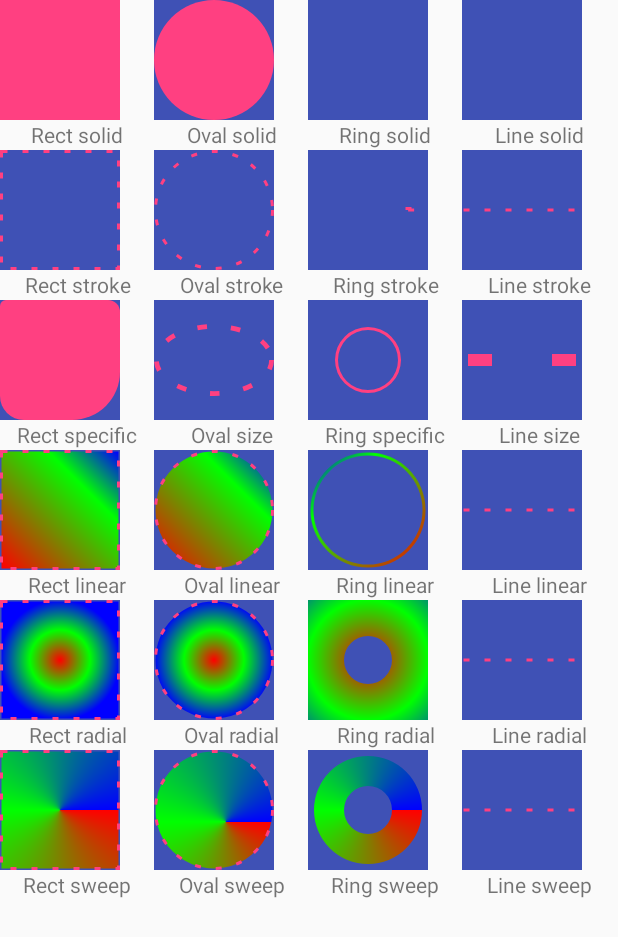
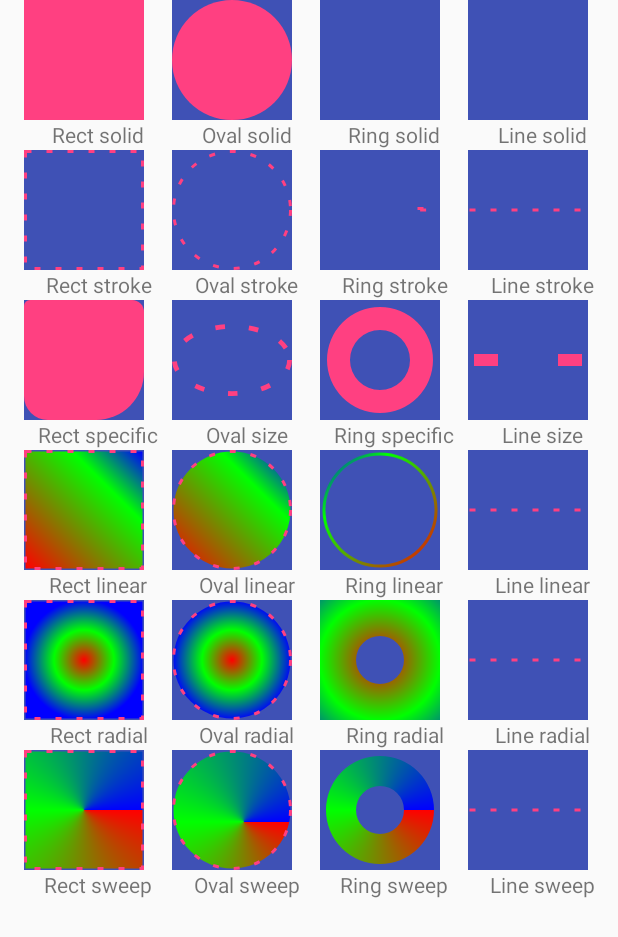
Before and after one commit to roman10/blog-android-source-code, an Android app: the screen it shows after launch (MainActivity), on a phone screen of 412 x 824 dp. Shown: the top 937 px of the screen. Run offline under Robolectric (Android 15) with nearby library versions, the phone set to English and light mode, and no system bars.

Commit message:
minor changes to gradient drawable

```diff
--- a/gradientdrawable/app/src/main/java/gradientdrawable/sample/feipeng/gradientdrawable/DrawableAdapter.java
+++ b/gradientdrawable/app/src/main/java/gradientdrawable/sample/feipeng/gradientdrawable/DrawableAdapter.java
@@ -61,6 +61,7 @@ public final class DrawableAdapter extends BaseAdapter {
     gridView.setTag(viewHolder);
     viewHolder.textView.setText(strings[position]);
     viewHolder.imageView.setImageResource(drawableResIds[position]);
+//    viewHolder.imageView.setImageResource(R.mipmap.ic_launcher);
     // For line shape, it won't work properly because of the bug:
     // https://code.google.com/p/android/issues/detail?id=29944, so we disable hardware acceleration
     viewHolder.imageView.setLayerType(View.LAYER_TYPE_SOFTWARE, null);
--- a/gradientdrawable/app/src/main/res/drawable/shape_line_size.xml
+++ b/gradientdrawable/app/src/main/res/drawable/shape_line_size.xml
@@ -10,4 +10,9 @@
   <size android:height="10dp"
         android:width="20dp"/>
 
+  <padding android:left="20dp"
+           android:right="20dp"
+           android:top="2dp"
+           android:bottom="2dp"/>
+
 </shape>
--- a/gradientdrawable/app/src/main/res/drawable/shape_ring_specific.xml
+++ b/gradientdrawable/app/src/main/res/drawable/shape_ring_specific.xml
@@ -2,7 +2,7 @@
 <shape xmlns:android="http://schemas.android.com/apk/res/android"
   android:shape="ring"
   android:innerRadius="20dp"
-  android:thickness="2dp"
+  android:thickness="15dp"
   android:useLevel="false">
 
   <solid android:color="@color/colorAccent"/>
--- a/gradientdrawable/app/src/main/res/layout/activity_main.xml
+++ b/gradientdrawable/app/src/main/res/layout/activity_main.xml
@@ -3,6 +3,7 @@
   android:id="@+id/grid"
   android:layout_width="match_parent"
   android:layout_height="match_parent"
+  android:paddingStart="16dp"
   android:numColumns="4"
   android:gravity="center"
   android:stretchMode="columnWidth"/>
```
